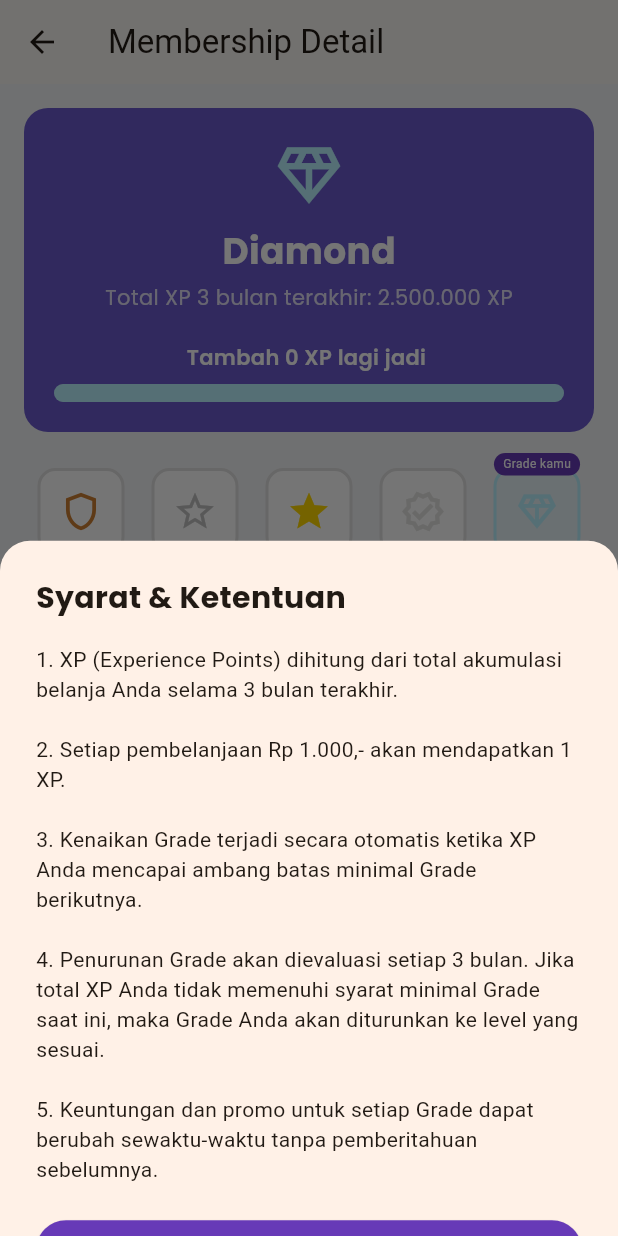
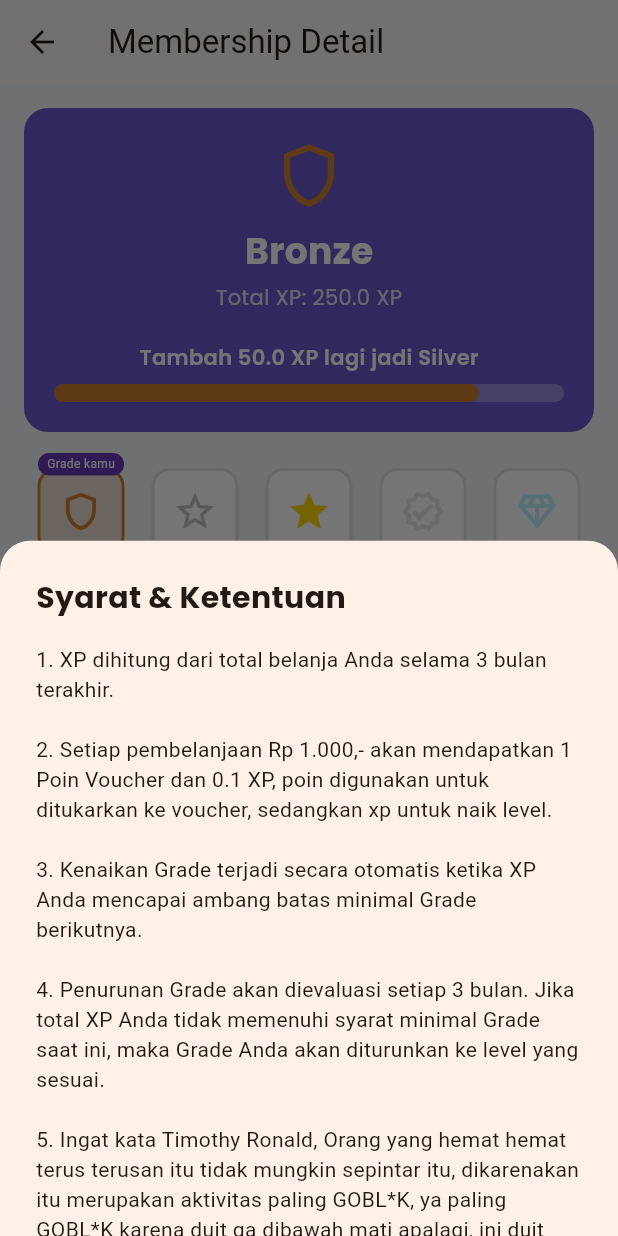
Before and after one commit to aryaravapradana/mobproguts, a Flutter app: the MembershipDetailPage screen opened directly, after a tap on "Baca Syarat & Ketentuan", on a phone screen of 412 x 824 dp. Run offline on Flutter 3.47's test engine with Material 3 defaults, Android fonts, the phone set to English and light mode, and no system bars; our stand-ins replace google_fonts; missing offline and left inert: mobile_scanner; accounts and stored records are empty.

Commit message:
membership detail hampir jadi

```diff
--- a/lib/main.dart
+++ b/lib/main.dart
@@ -1,7 +1,7 @@
 import 'package:flutter/material.dart';
 import 'auth/login_page.dart';
 import 'screens/dashboard_page.dart';
-import 'screens/home_page.dart'; // ✅ Tambahkan import
+import 'screens/home_page.dart';
 import 'package:intl/intl.dart';
 import 'screens/payment_page.dart';
 
--- a/lib/models/user.dart
+++ b/lib/models/user.dart
@@ -4,6 +4,7 @@ class UserModel {
   int saldo;
   int poin;
   int spending;
+  double xp;
 
   UserModel({
     required this.name,
@@ -11,21 +12,23 @@ class UserModel {
     required this.saldo,
     required this.poin,
     required this.spending,
+    required this.xp,
   });
 
   String get level {
-    if (spending >= 10000000) return "Platinum";
-    if (spending >= 5000000) return "Gold";
-    if (spending >= 1000000) return "Silver";
+    if (xp >= 1500) return "Diamond";
+    if (xp >= 1100) return "Platinum";
+    if (xp >= 800) return "Gold";
+    if (xp >= 300) return "Silver";
     return "Bronze";
   }
 }
 
-// Dummy user untuk prototipe
 UserModel currentUser = UserModel(
   name: "Arya",
   email: "test@mail.com",
   saldo: 500000,
   poin: 1500,
   spending: 2500000,
+  xp: 250.0,
 );
--- a/lib/screens/membership_detail_page.dart
+++ b/lib/screens/membership_detail_page.dart
@@ -13,10 +13,8 @@ class MembershipDetailPage extends StatefulWidget {
 }
 
 class _MembershipDetailPageState extends State<MembershipDetailPage> {
-  // Menggunakan data XP dari currentUser yang sudah ada
-  final int _currentUserXp = currentUser.spending;
+  final double _currentUserXp = currentUser.xp;
 
-  // Definisi semua tingkatan member
   final List<MembershipTier> tiers = [
     MembershipTier(
       name: 'Bronze',
@@ -29,7 +27,7 @@ class _MembershipDetailPageState extends State<MembershipDetailPage> {
     ),
     MembershipTier(
       name: 'Silver',
-      minXp: 3000,
+      minXp: 300,
       icon: Icons.star_border,
       color: const Color(0xFFC0C0C0),
       perks: [
@@ -39,7 +37,7 @@ class _MembershipDetailPageState extends State<MembershipDetailPage> {
     ),
     MembershipTier(
       name: 'Gold',
-      minXp: 8000,
+      minXp: 800,
       icon: Icons.star,
       color: const Color(0xFFFFD700),
       perks: [
@@ -50,7 +48,7 @@ class _MembershipDetailPageState extends State<MembershipDetailPage> {
     ),
     MembershipTier(
       name: 'Platinum',
-      minXp: 11000,
+      minXp: 1100,
       icon: Icons.verified_outlined,
       color: const Color(0xFFE5E4E2),
       perks: [
@@ -61,7 +59,7 @@ class _MembershipDetailPageState extends State<MembershipDetailPage> {
     ),
     MembershipTier(
       name: 'Diamond',
-      minXp: 15000,
+      minXp: 1500,
       icon: Icons.diamond_outlined,
       color: const Color(0xFFB9F2FF),
       perks: [
@@ -72,12 +70,11 @@ class _MembershipDetailPageState extends State<MembershipDetailPage> {
     ),
   ];
 
-  // Variabel state untuk logika UI
-  late MembershipTier _selectedTier; // Tier yang sedang DIPILIH untuk dilihat benefitnya
-  late MembershipTier _currentTier;  // Tier ASLI pengguna saat ini
+  late MembershipTier _selectedTier;
+  late MembershipTier _currentTier;
   MembershipTier? _nextTier;
   double _progress = 0.0;
-  int _xpNeeded = 0;
+  double _xpNeeded = 0.0;
 
   final NumberFormat f = NumberFormat.decimalPattern('id');
 
@@ -85,38 +82,34 @@ class _MembershipDetailPageState extends State<MembershipDetailPage> {
   void initState() {
     super.initState();
     _calculateTierProgress();
-    // Saat halaman dibuka, tier yang dipilih adalah tier pengguna saat ini
     _selectedTier = _currentTier;
   }
 
-  // Fungsi untuk mengubah tier yang sedang dipilih di UI
   void _selectTier(MembershipTier tier) {
     setState(() {
       _selectedTier = tier;
     });
   }
 
-  // Menghitung progress dan level pengguna
   void _calculateTierProgress() {
-    _currentTier =
-        tiers.lastWhere((tier) => _currentUserXp >= tier.minXp, orElse: () => tiers.first);
+    _currentTier = tiers
+        .lastWhere((tier) => _currentUserXp >= tier.minXp, orElse: () => tiers.first);
 
     int currentTierIndex = tiers.indexOf(_currentTier);
 
     if (currentTierIndex < tiers.length - 1) {
       _nextTier = tiers[currentTierIndex + 1];
-      int xpForNextTier = _nextTier!.minXp - _currentTier.minXp;
-      int xpInCurrentTier = _currentUserXp - _currentTier.minXp;
+      double xpForNextTier = (_nextTier!.minXp - _currentTier.minXp).toDouble();
+      double xpInCurrentTier = _currentUserXp - _currentTier.minXp;
       _progress = (xpForNextTier > 0) ? (xpInCurrentTier / xpForNextTier) : 1.0;
       _xpNeeded = _nextTier!.minXp - _currentUserXp;
     } else {
       _nextTier = null;
       _progress = 1.0;
-      _xpNeeded = 0;
+      _xpNeeded = 0.0;
     }
   }
 
-  // Fungsi untuk menampilkan panel Syarat & Ketentuan dari bawah
   void _showTermsAndConditions(BuildContext context) {
     showModalBottomSheet(
       context: context,
@@ -131,24 +124,23 @@ class _MembershipDetailPageState extends State<MembershipDetailPage> {
             children: [
               Text(
                 'Syarat & Ketentuan',
-                style: GoogleFonts.poppins(fontSize: 20, fontWeight: FontWeight.bold),
+                style: GoogleFonts.poppins(
+                    fontSize: 20, fontWeight: FontWeight.bold),
               ),
               const SizedBox(height: 16),
               const Text(
-                '1. XP (Experience Points) dihitung dari total akumulasi belanja Anda selama 3 bulan terakhir.\n\n'
-                '2. Setiap pembelanjaan Rp 1.000,- akan mendapatkan 1 XP.\n\n'
-                '3. Kenaikan Grade terjadi secara otomatis ketika XP Anda mencapai ambang batas minimal Grade berikutnya.\n\n'
-                '4. Penurunan Grade akan dievaluasi setiap 3 bulan. Jika total XP Anda tidak memenuhi syarat minimal Grade saat ini, maka Grade Anda akan diturunkan ke level yang sesuai.\n\n'
-                '5. Keuntungan dan promo untuk setiap Grade dapat berubah sewaktu-waktu tanpa pemberitahuan sebelumnya.'
-              ),
+                  '1. XP dihitung dari total belanja Anda selama 3 bulan terakhir.\n\n'
+                  '2. Setiap pembelanjaan Rp 1.000,- akan mendapatkan 1 Poin Voucher dan 0.1 XP, poin digunakan untuk ditukarkan ke voucher, sedangkan xp untuk naik level.\n\n'
+                  '3. Kenaikan Grade terjadi secara otomatis ketika XP Anda mencapai ambang batas minimal Grade berikutnya.\n\n'
+                  '4. Penurunan Grade akan dievaluasi setiap 3 bulan. Jika total XP Anda tidak memenuhi syarat minimal Grade saat ini, maka Grade Anda akan diturunkan ke level yang sesuai.\n\n'
+                  '5. Ingat kata Timothy Ronald, Orang yang hemat hemat terus terusan itu tidak mungkin sepintar itu, dikarenakan itu merupakan aktivitas paling GOBL*K, ya paling GOBL*K karena duit ga dibawah mati apalagi, ini duit fiktif jadi teruslah berbelanja'),
               const SizedBox(height: 20),
               SizedBox(
                 width: double.infinity,
                 child: ElevatedButton(
                   style: ElevatedButton.styleFrom(
-                    backgroundColor: Colors.deepPurple,
-                    foregroundColor: Colors.white
-                  ),
+                      backgroundColor: Colors.deepPurple,
+                      foregroundColor: Colors.white),
                   onPressed: () => Navigator.pop(context),
                   child: const Text('Mengerti'),
                 ),
@@ -191,7 +183,7 @@ class _MembershipDetailPageState extends State<MembershipDetailPage> {
     return Container(
       padding: const EdgeInsets.all(20),
       decoration: BoxDecoration(
-        color: const Color(0xFF6A5ACD), // Warna ungu seperti di gambar
+        color: const Color(0xFF6A5ACD),
         borderRadius: BorderRadius.circular(16),
       ),
       child: Column(
@@ -208,7 +200,7 @@ class _MembershipDetailPageState extends State<MembershipDetailPage> {
           ),
           const SizedBox(height: 4),
           Text(
-            'Total XP 3 bulan terakhir: ${f.format(_currentUserXp)} XP',
+            'Total XP: ${_currentUserXp.toStringAsFixed(1)} XP',
             style: GoogleFonts.poppins(color: Colors.white.withOpacity(0.8)),
           ),
           const SizedBox(height: 20),
@@ -223,13 +215,15 @@ class _MembershipDetailPageState extends State<MembershipDetailPage> {
       children: [
         if (_nextTier != null)
           Text(
-            'Tambah ${f.format(_xpNeeded)} XP lagi jadi ${_nextTier!.name}',
-            style: GoogleFonts.poppins(color: Colors.white, fontWeight: FontWeight.w600),
+            'Tambah ${_xpNeeded.toStringAsFixed(1)} XP lagi jadi ${_nextTier!.name}',
+            style: GoogleFonts.poppins(
+                color: Colors.white, fontWeight: FontWeight.w600),
           )
         else
           Text(
             'Kamu berada di level tertinggi!',
-            style: GoogleFonts.poppins(color: Colors.white, fontWeight: FontWeight.w600),
+            style: GoogleFonts.poppins(
+                color: Colors.white, fontWeight: FontWeight.w600),
           ),
         const SizedBox(height: 8),
         Stack(
@@ -257,7 +251,6 @@ class _MembershipDetailPageState extends State<MembershipDetailPage> {
     );
   }
 
-  // Widget untuk menampilkan semua kartu level
   Widget _buildTierCards() {
     return Row(
       mainAxisAlignment: MainAxisAlignment.spaceBetween,
@@ -269,14 +262,14 @@ class _MembershipDetailPageState extends State<MembershipDetailPage> {
         return Expanded(
           child: GestureDetector(
             onTap: () => _selectTier(tier),
-            child: _TierCard(tier: tier, isCurrent: isCurrent, isSelected: isSelected),
+            child: _TierCard(
+                tier: tier, isCurrent: isCurrent, isSelected: isSelected),
           ),
         );
       }).toList(),
     );
   }
 
-  // Widget untuk bagian "Keuntungan Grade Ini"
   Widget _buildPerksSection() {
     return Card(
       elevation: 2,
@@ -287,13 +280,13 @@ class _MembershipDetailPageState extends State<MembershipDetailPage> {
           crossAxisAlignment: CrossAxisAlignment.start,
           children: [
             Text(
-              'Keuntungan Grade ${_selectedTier.name}', // Judul dinamis
-              style: GoogleFonts.poppins(fontSize: 18, fontWeight: FontWeight.bold),
+              'Keuntungan Grade ${_selectedTier.name}',
+              style:
+                  GoogleFonts.poppins(fontSize: 18, fontWeight: FontWeight.bold),
             ),
             const SizedBox(height: 20),
             Row(
               mainAxisAlignment: MainAxisAlignment.spaceAround,
-              // Menampilkan keuntungan dari tier yang dipilih
               children: _selectedTier.perks.map((perk) {
                 return Column(
                   children: [
@@ -310,28 +303,29 @@ class _MembershipDetailPageState extends State<MembershipDetailPage> {
     );
   }
 
-  // Widget untuk bagian "Syarat & Ketentuan"
   Widget _buildTermsSection() {
     return Card(
       elevation: 2,
       shape: RoundedRectangleBorder(borderRadius: BorderRadius.circular(12)),
       child: ListTile(
-        title: Text('Baca Syarat & Ketentuan', style: GoogleFonts.poppins(fontWeight: FontWeight.bold)),
-        subtitle: const Text('Ketahui metode perhitungan XP & cara naik/turun Grade.'),
+        title: Text('Baca Syarat & Ketentuan',
+            style: GoogleFonts.poppins(fontWeight: FontWeight.bold)),
+        subtitle: const Text(
+            'Ketahui metode perhitungan XP & cara naik/turun Grade.'),
         trailing: const Icon(Icons.arrow_forward_ios, size: 16),
-        onTap: () => _showTermsAndConditions(context), // Memanggil fungsi S&K
+        onTap: () => _showTermsAndConditions(context),
       ),
     );
   }
 }
 
-// Widget terpisah untuk satu kartu tier (Bronze, Silver, dll)
 class _TierCard extends StatelessWidget {
   final MembershipTier tier;
   final bool isCurrent;
   final bool isSelected;
 
-  const _TierCard({required this.tier, required this.isCurrent, required this.isSelected});
+  const _TierCard(
+      {required this.tier, required this.isCurrent, required this.isSelected});
 
   @override
   Widget build(BuildContext context) {
@@ -345,7 +339,6 @@ class _TierCard extends StatelessWidget {
             Container(
               padding: const EdgeInsets.all(12),
               decoration: BoxDecoration(
-                // Efek visual berdasarkan tier yang DIPILIH
                 color: isSelected ? tier.color.withOpacity(0.2) : Colors.white,
                 borderRadius: BorderRadius.circular(12),
                 border: Border.all(
@@ -355,23 +348,26 @@ class _TierCard extends StatelessWidget {
               ),
               child: Icon(tier.icon, color: tier.color, size: 30),
             ),
-            // Label "Grade kamu" tetap berdasarkan level ASLI pengguna
             if (isCurrent)
               Positioned(
                 top: -10,
                 child: Container(
-                  padding: const EdgeInsets.symmetric(horizontal: 6, vertical: 2),
+                  padding:
+                      const EdgeInsets.symmetric(horizontal: 6, vertical: 2),
                   decoration: BoxDecoration(
                     color: Colors.deepPurple,
                     borderRadius: BorderRadius.circular(8),
                   ),
-                  child: const Text('Grade kamu', style: TextStyle(color: Colors.white, fontSize: 8)),
+                  child: const Text('Grade kamu',
+                      style: TextStyle(color: Colors.white, fontSize: 8)),
                 ),
               ),
           ],
         ),
         const SizedBox(height: 8),
-        Text(tier.name, style: GoogleFonts.poppins(fontSize: 14, fontWeight: FontWeight.bold)),
+        Text(tier.name,
+            style:
+                GoogleFonts.poppins(fontSize: 14, fontWeight: FontWeight.bold)),
         Text(
           '${f.format(tier.minXp)} XP',
           style: TextStyle(fontSize: 12, color: Colors.grey[600]),
--- a/lib/screens/payment_page.dart
+++ b/lib/screens/payment_page.dart
@@ -31,9 +31,11 @@ class _PaymentPageState extends State<PaymentPage> {
     }
 
     final poinBaru = amount ~/ 1000;
+    final double xpBaru = amount / 10000;
 
     setState(() {
       currentUser.poin += poinBaru;
+      currentUser.xp += xpBaru;
       currentUser.spending += amount;
       dummyTransaksi.insert(
         0,
@@ -58,7 +60,7 @@ class _PaymentPageState extends State<PaymentPage> {
             const SizedBox(width: 10),
             Expanded(
               child: Text(
-                'Transaksi Rp${f.format(amount)} berhasil, +$poinBaru poin!',
+                'Transaksi berhasil! +$poinBaru poin, +${xpBaru.toStringAsFixed(1)} XP',
                 style: const TextStyle(color: Colors.white),
               ),
             ),
@@ -80,13 +82,14 @@ class _PaymentPageState extends State<PaymentPage> {
 
       if (amount > 0) {
         final poinBaru = amount ~/ 1000;
+        final double xpBaru = amount / 10000;
 
         final confirm = await showDialog<bool>(
           context: context,
           builder: (_) => AlertDialog(
             title: const Text("Konfirmasi Pembayaran"),
             content: Text(
-              "Bayar Rp${f.format(amount)} dan dapat $poinBaru poin?",
+              "Bayar Rp${f.format(amount)} dan dapatkan $poinBaru poin & ${xpBaru.toStringAsFixed(1)} XP?",
             ),
             actions: [
               TextButton(
@@ -104,6 +107,7 @@ class _PaymentPageState extends State<PaymentPage> {
         if (confirm == true) {
           setState(() {
             currentUser.poin += poinBaru;
+            currentUser.xp += xpBaru;
             currentUser.spending += amount;
             dummyTransaksi.insert(
               0,
@@ -120,7 +124,7 @@ class _PaymentPageState extends State<PaymentPage> {
               behavior: SnackBarBehavior.floating,
               backgroundColor: Colors.green.shade700,
               content: Text(
-                "Transaksi Rp${f.format(amount)} berhasil (+$poinBaru poin)",
+                "Transaksi berhasil! (+$poinBaru poin, +${xpBaru.toStringAsFixed(1)} XP)",
               ),
             ),
           );
@@ -182,7 +186,6 @@ class _PaymentPageState extends State<PaymentPage> {
               ),
             ),
             const SizedBox(height: 16),
-
             TextField(
               controller: amountController,
               keyboardType: TextInputType.number,
@@ -207,7 +210,6 @@ class _PaymentPageState extends State<PaymentPage> {
               },
             ),
             const SizedBox(height: 20),
-
             SizedBox(
               height: 48,
               child: ElevatedButton(
@@ -217,7 +219,6 @@ class _PaymentPageState extends State<PaymentPage> {
               ),
             ),
             const SizedBox(height: 10),
-
             SizedBox(
               height: 48,
               child: OutlinedButton.icon(
```
